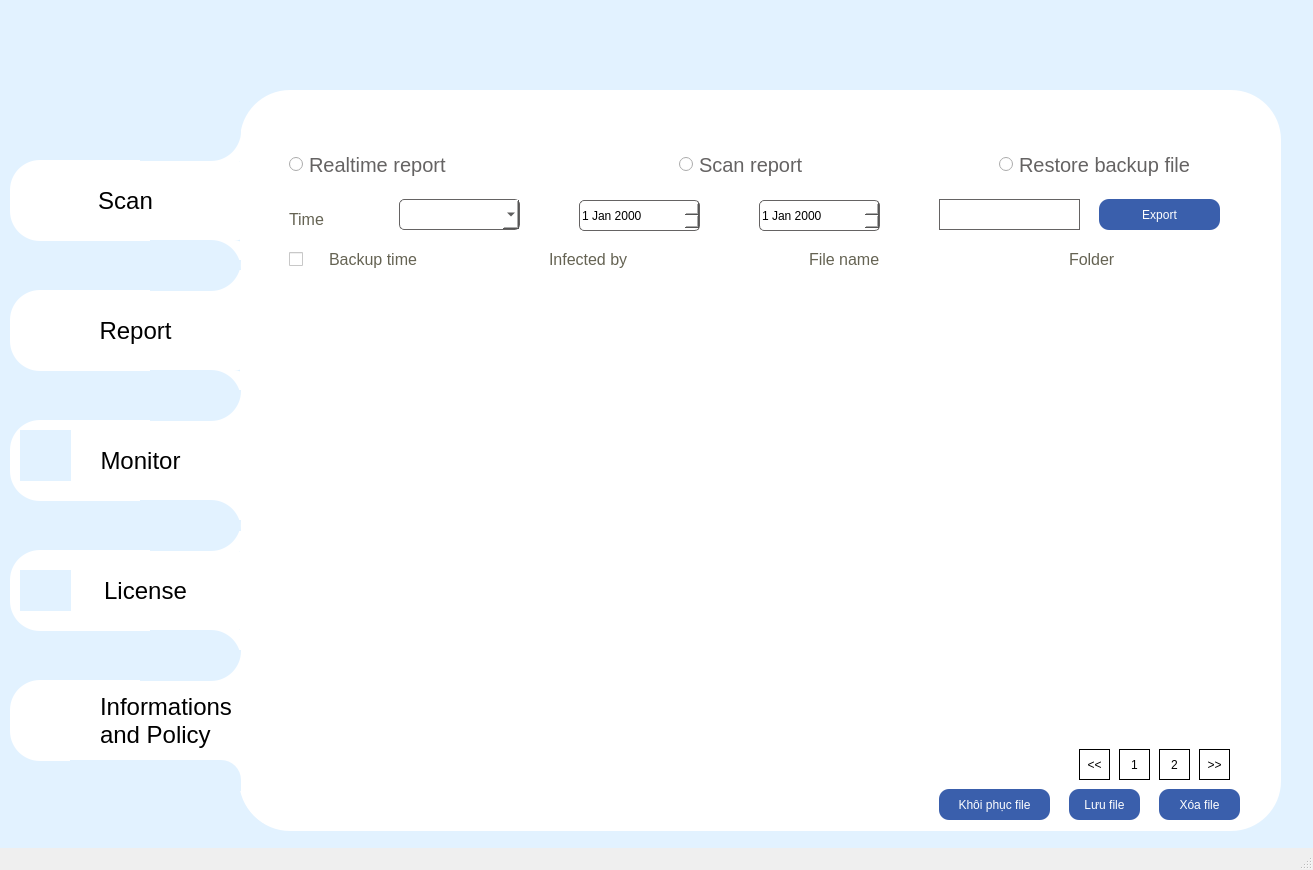
The window that mainwindow.ui (duyct0311/Smart-IR) describes before a commit, drawn with Qt 5.
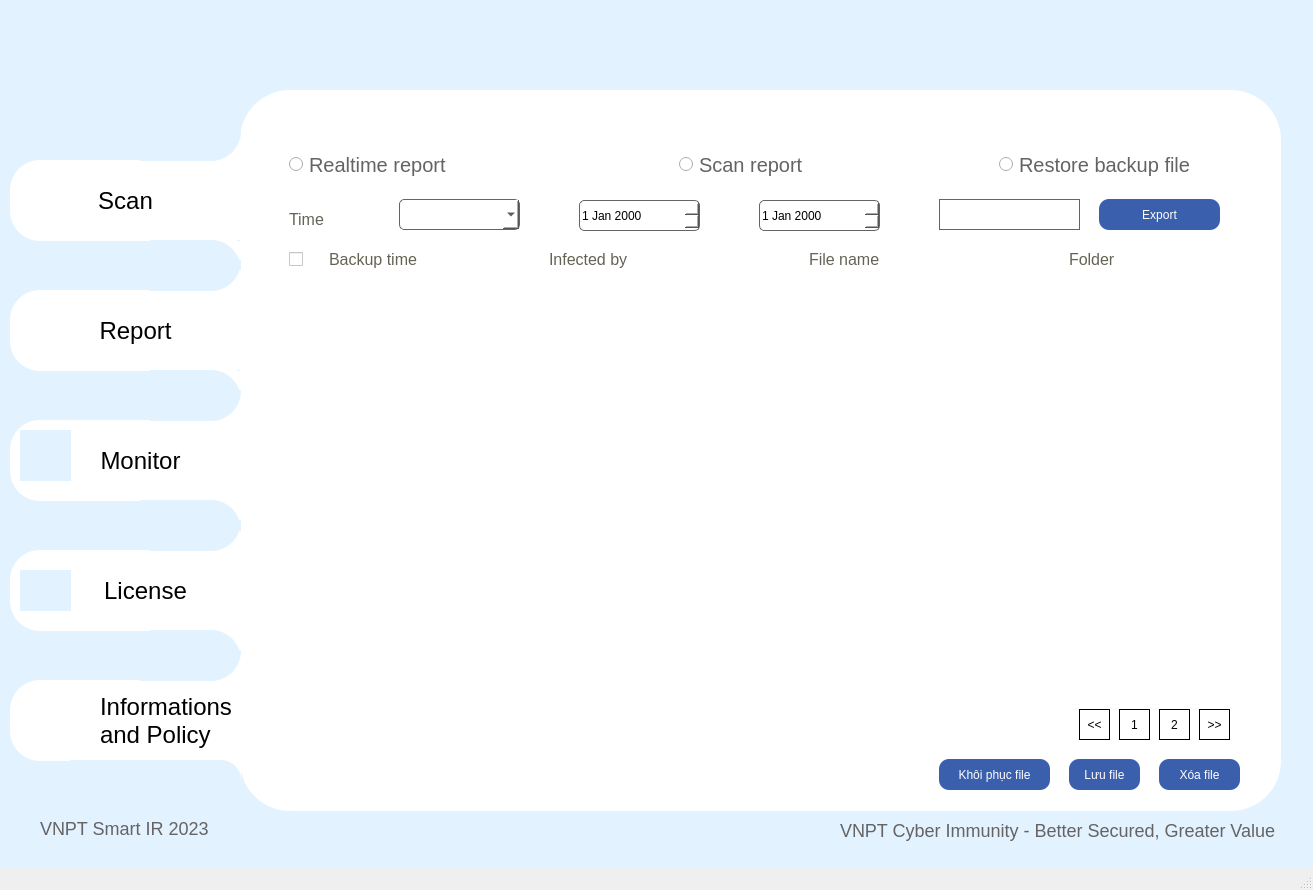
The same window after the commit. The open tabs and pages were chosen to show the change. Icons and pictures are not drawn.

The edit to the form file:
```diff
--- a/mainwindow.ui
+++ b/mainwindow.ui
@@ -7,7 +7,7 @@
     <x>0</x>
     <y>0</y>
     <width>1313</width>
-    <height>870</height>
+    <height>890</height>
    </rect>
   </property>
   <property name="windowTitle">
@@ -122,7 +122,7 @@
       <x>240</x>
       <y>90</y>
       <width>1041</width>
-      <height>741</height>
+      <height>721</height>
      </rect>
     </property>
     <property name="currentIndex">
@@ -713,7 +713,7 @@
         <x>-1</x>
         <y>29</y>
         <width>1031</width>
-        <height>711</height>
+        <height>681</height>
        </rect>
       </property>
       <property name="styleSheet">
@@ -733,7 +733,7 @@
         <rect>
          <x>50</x>
          <y>30</y>
-         <width>171</width>
+         <width>231</width>
          <height>31</height>
         </rect>
        </property>
@@ -773,7 +773,7 @@
         <rect>
          <x>760</x>
          <y>30</y>
-         <width>201</width>
+         <width>261</width>
          <height>31</height>
         </rect>
        </property>
@@ -911,7 +911,7 @@
          <x>30</x>
          <y>130</y>
          <width>991</width>
-         <height>591</height>
+         <height>551</height>
         </rect>
        </property>
        <property name="styleSheet">
@@ -1403,7 +1403,7 @@
           <rect>
            <x>60</x>
            <y>0</y>
-           <width>91</width>
+           <width>121</width>
            <height>21</height>
           </rect>
          </property>
@@ -1478,7 +1478,7 @@
          <property name="geometry">
           <rect>
            <x>810</x>
-           <y>500</y>
+           <y>460</y>
            <width>31</width>
            <height>31</height>
           </rect>
@@ -1496,7 +1496,7 @@
          <property name="geometry">
           <rect>
            <x>850</x>
-           <y>500</y>
+           <y>460</y>
            <width>31</width>
            <height>31</height>
           </rect>
@@ -1514,7 +1514,7 @@
          <property name="geometry">
           <rect>
            <x>890</x>
-           <y>500</y>
+           <y>460</y>
            <width>31</width>
            <height>31</height>
           </rect>
@@ -1532,7 +1532,7 @@
          <property name="geometry">
           <rect>
            <x>930</x>
-           <y>500</y>
+           <y>460</y>
            <width>31</width>
            <height>31</height>
           </rect>
@@ -1550,7 +1550,7 @@
          <property name="geometry">
           <rect>
            <x>670</x>
-           <y>540</y>
+           <y>510</y>
            <width>111</width>
            <height>31</height>
           </rect>
@@ -1572,7 +1572,7 @@
          <property name="geometry">
           <rect>
            <x>800</x>
-           <y>540</y>
+           <y>510</y>
            <width>71</width>
            <height>31</height>
           </rect>
@@ -1594,7 +1594,7 @@
          <property name="geometry">
           <rect>
            <x>890</x>
-           <y>540</y>
+           <y>510</y>
            <width>81</width>
            <height>31</height>
           </rect>
@@ -3411,9 +3411,9 @@
     <property name="geometry">
      <rect>
       <x>100</x>
-      <y>690</y>
-      <width>131</width>
-      <height>61</height>
+      <y>680</y>
+      <width>141</width>
+      <height>81</height>
      </rect>
     </property>
     <property name="styleSheet">
@@ -3435,9 +3435,9 @@
     <property name="geometry">
      <rect>
       <x>20</x>
-      <y>680</y>
-      <width>231</width>
-      <height>71</height>
+      <y>670</y>
+      <width>241</width>
+      <height>81</height>
      </rect>
     </property>
     <property name="styleSheet">
@@ -3532,7 +3532,7 @@
    <widget class="QLabel" name="label_84">
     <property name="geometry">
      <rect>
-      <x>1090</x>
+      <x>1020</x>
       <y>50</y>
       <width>61</width>
       <height>31</height>
@@ -3552,7 +3552,7 @@
    <widget class="QLabel" name="label_100">
     <property name="geometry">
      <rect>
-      <x>1090</x>
+      <x>1020</x>
       <y>50</y>
       <width>61</width>
       <height>31</height>
@@ -3572,7 +3572,7 @@
    <widget class="QPushButton" name="pushButton_21">
     <property name="geometry">
      <rect>
-      <x>1080</x>
+      <x>1000</x>
       <y>40</y>
       <width>91</width>
       <height>51</height>
@@ -3590,6 +3590,69 @@
      <string/>
     </property>
    </widget>
+   <widget class="QPushButton" name="engTrans">
+    <property name="geometry">
+     <rect>
+      <x>1010</x>
+      <y>40</y>
+      <width>91</width>
+      <height>51</height>
+     </rect>
+    </property>
+    <property name="styleSheet">
+     <string notr="true">QPushButton{
+font-size: 24px;
+font-family: Arial;
+background-color: transparent;
+border-radius: 30px;
+}</string>
+    </property>
+    <property name="text">
+     <string/>
+    </property>
+   </widget>
+   <widget class="QLabel" name="label_4">
+    <property name="geometry">
+     <rect>
+      <x>40</x>
+      <y>820</y>
+      <width>181</width>
+      <height>16</height>
+     </rect>
+    </property>
+    <property name="styleSheet">
+     <string notr="true">QLabel {
+font-size: 18px;
+text-align: center;
+font-family: Arial;
+color: #656363;
+}</string>
+    </property>
+    <property name="text">
+     <string>VNPT Smart IR 2023</string>
+    </property>
+   </widget>
+   <widget class="QLabel" name="label_101">
+    <property name="geometry">
+     <rect>
+      <x>840</x>
+      <y>820</y>
+      <width>461</width>
+      <height>21</height>
+     </rect>
+    </property>
+    <property name="styleSheet">
+     <string notr="true">QLabel {
+font-size: 18px;
+text-align: center;
+font-family: Arial;
+color: #656363;
+}</string>
+    </property>
+    <property name="text">
+     <string>VNPT Cyber Immunity - Better Secured, Greater Value</string>
+    </property>
+   </widget>
    <zorder>label_102</zorder>
    <zorder>label_106</zorder>
    <zorder>label_97</zorder>
```
Left out of the diff: 72 changed lines with no effect on the pictures.
